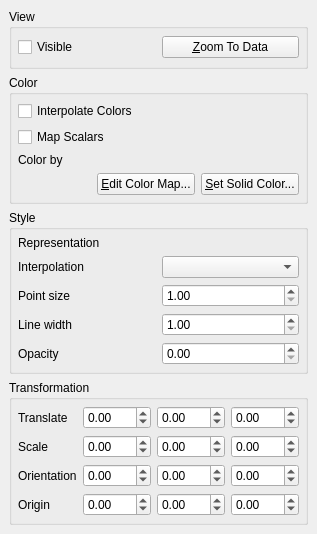
This is Qt/Components/Resources/UI/pqDisplayProxyEditor.ui in wildmichael/ParaView3-enhancements-old as Qt 5 draws it before an edit. The edited form follows.
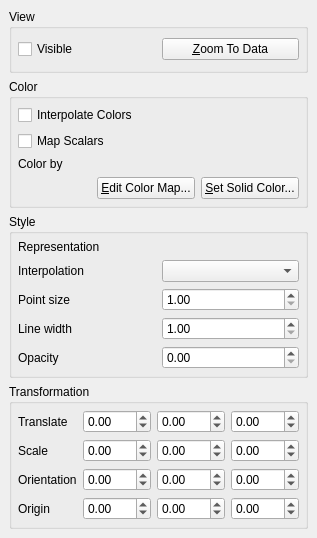
This is the edited form. Custom widgets are drawn as their Qt base class.

Commit message: ENH:  Some layout and spacing fixes to make things more compact.

Patch:
```diff
--- a/Qt/Components/Resources/UI/pqDisplayProxyEditor.ui
+++ b/Qt/Components/Resources/UI/pqDisplayProxyEditor.ui
@@ -8,8 +8,8 @@
    <rect>
     <x>0</x>
     <y>0</y>
-    <width>260</width>
-    <height>534</height>
+    <width>266</width>
+    <height>538</height>
    </rect>
   </property>
   <property name="windowTitle" >
@@ -105,6 +105,14 @@
           <property name="enabled" >
            <bool>true</bool>
           </property>
+          <property name="sizePolicy" >
+           <sizepolicy>
+            <hsizetype>1</hsizetype>
+            <vsizetype>0</vsizetype>
+            <horstretch>0</horstretch>
+            <verstretch>0</verstretch>
+           </sizepolicy>
+          </property>
           <property name="toolTip" >
            <string>&lt;html>&lt;head>&lt;meta name="qrichtext" content="1" />&lt;/head>&lt;body style=" white-space: pre-wrap; font-family:Sans Serif; font-size:9pt; font-weight:400; font-style:normal; text-decoration:none;">&lt;p style=" margin-top:0px; margin-bottom:0px; margin-left:0px; margin-right:0px; -qt-block-indent:0; text-indent:0px;">Edit the constant color for the geometry.&lt;/p>&lt;/body>&lt;/html></string>
           </property>
@@ -289,6 +297,14 @@
       </property>
       <item row="2" column="3" >
        <widget class="QDoubleSpinBox" name="OrientationZ" >
+        <property name="sizePolicy" >
+         <sizepolicy>
+          <hsizetype>5</hsizetype>
+          <vsizetype>0</vsizetype>
+          <horstretch>0</horstretch>
+          <verstretch>0</verstretch>
+         </sizepolicy>
+        </property>
         <property name="toolTip" >
          <string>&lt;html>&lt;head>&lt;meta name="qrichtext" content="1" />&lt;/head>&lt;body style=" white-space: pre-wrap; font-family:Sans Serif; font-size:9pt; font-weight:400; font-style:normal; text-decoration:none;">&lt;p style=" margin-top:0px; margin-bottom:0px; margin-left:0px; margin-right:0px; -qt-block-indent:0; text-indent:0px;">Orient the geometry relative to the dataset origin.&lt;/p>&lt;/body>&lt;/html></string>
         </property>
@@ -305,6 +321,14 @@
       </item>
       <item row="2" column="2" >
        <widget class="QDoubleSpinBox" name="OrientationY" >
+        <property name="sizePolicy" >
+         <sizepolicy>
+          <hsizetype>5</hsizetype>
+          <vsizetype>0</vsizetype>
+          <horstretch>0</horstretch>
+          <verstretch>0</verstretch>
+         </sizepolicy>
+        </property>
         <property name="toolTip" >
          <string>&lt;html>&lt;head>&lt;meta name="qrichtext" content="1" />&lt;/head>&lt;body style=" white-space: pre-wrap; font-family:Sans Serif; font-size:9pt; font-weight:400; font-style:normal; text-decoration:none;">&lt;p style=" margin-top:0px; margin-bottom:0px; margin-left:0px; margin-right:0px; -qt-block-indent:0; text-indent:0px;">Orient the geometry relative to the dataset origin.&lt;/p>&lt;/body>&lt;/html></string>
         </property>
@@ -342,6 +366,14 @@
       </item>
       <item row="3" column="3" >
        <widget class="QDoubleSpinBox" name="OriginZ" >
+        <property name="sizePolicy" >
+         <sizepolicy>
+          <hsizetype>5</hsizetype>
+          <vsizetype>0</vsizetype>
+          <horstretch>0</horstretch>
+          <verstretch>0</verstretch>
+         </sizepolicy>
+        </property>
         <property name="toolTip" >
          <string>&lt;html>&lt;head>&lt;meta name="qrichtext" content="1" />&lt;/head>&lt;body style=" white-space: pre-wrap; font-family:Sans Serif; font-size:9pt; font-weight:400; font-style:normal; text-decoration:none;">&lt;p style=" margin-top:0px; margin-bottom:0px; margin-left:0px; margin-right:0px; -qt-block-indent:0; text-indent:0px;">Set the origin point about which rotations take place.&lt;/p>&lt;/body>&lt;/html></string>
         </property>
@@ -358,6 +390,14 @@
       </item>
       <item row="0" column="1" >
        <widget class="QDoubleSpinBox" name="TranslateX" >
+        <property name="sizePolicy" >
+         <sizepolicy>
+          <hsizetype>5</hsizetype>
+          <vsizetype>0</vsizetype>
+          <horstretch>0</horstretch>
+          <verstretch>0</verstretch>
+         </sizepolicy>
+        </property>
         <property name="toolTip" >
          <string>&lt;html>&lt;head>&lt;meta name="qrichtext" content="1" />&lt;/head>&lt;body style=" white-space: pre-wrap; font-family:Sans Serif; font-size:9pt; font-weight:400; font-style:normal; text-decoration:none;">&lt;p style=" margin-top:0px; margin-bottom:0px; margin-left:0px; margin-right:0px; -qt-block-indent:0; text-indent:0px;">Translate the geometry relative to the dataset location.&lt;/p>&lt;/body>&lt;/html></string>
         </property>
@@ -381,6 +421,14 @@
       </item>
       <item row="1" column="3" >
        <widget class="QDoubleSpinBox" name="ScaleZ" >
+        <property name="sizePolicy" >
+         <sizepolicy>
+          <hsizetype>5</hsizetype>
+          <vsizetype>0</vsizetype>
+          <horstretch>0</horstretch>
+          <verstretch>0</verstretch>
+         </sizepolicy>
+        </property>
         <property name="toolTip" >
          <string>&lt;html>&lt;head>&lt;meta name="qrichtext" content="1" />&lt;/head>&lt;body style=" white-space: pre-wrap; font-family:Sans Serif; font-size:9pt; font-weight:400; font-style:normal; text-decoration:none;">&lt;p style=" margin-top:0px; margin-bottom:0px; margin-left:0px; margin-right:0px; -qt-block-indent:0; text-indent:0px;">Scale the geometry relative to the size of the dataset.&lt;/p>&lt;/body>&lt;/html></string>
         </property>
@@ -397,6 +445,14 @@
       </item>
       <item row="3" column="1" >
        <widget class="QDoubleSpinBox" name="OriginX" >
+        <property name="sizePolicy" >
+         <sizepolicy>
+          <hsizetype>5</hsizetype>
+          <vsizetype>0</vsizetype>
+          <horstretch>0</horstretch>
+          <verstretch>0</verstretch>
+         </sizepolicy>
+        </property>
         <property name="toolTip" >
          <string>&lt;html>&lt;head>&lt;meta name="qrichtext" content="1" />&lt;/head>&lt;body style=" white-space: pre-wrap; font-family:Sans Serif; font-size:9pt; font-weight:400; font-style:normal; text-decoration:none;">&lt;p style=" margin-top:0px; margin-bottom:0px; margin-left:0px; margin-right:0px; -qt-block-indent:0; text-indent:0px;">Set the origin point about which rotations take place.&lt;/p>&lt;/body>&lt;/html></string>
         </property>
@@ -413,6 +469,14 @@
       </item>
       <item row="0" column="3" >
        <widget class="QDoubleSpinBox" name="TranslateZ" >
+        <property name="sizePolicy" >
+         <sizepolicy>
+          <hsizetype>5</hsizetype>
+          <vsizetype>0</vsizetype>
+          <horstretch>0</horstretch>
+          <verstretch>0</verstretch>
+         </sizepolicy>
+        </property>
         <property name="toolTip" >
          <string>&lt;html>&lt;head>&lt;meta name="qrichtext" content="1" />&lt;/head>&lt;body style=" white-space: pre-wrap; font-family:Sans Serif; font-size:9pt; font-weight:400; font-style:normal; text-decoration:none;">&lt;p style=" margin-top:0px; margin-bottom:0px; margin-left:0px; margin-right:0px; -qt-block-indent:0; text-indent:0px;">Translate the geometry relative to the dataset location.&lt;/p>&lt;/body>&lt;/html></string>
         </property>
@@ -429,6 +493,14 @@
       </item>
       <item row="0" column="2" >
        <widget class="QDoubleSpinBox" name="TranslateY" >
+        <property name="sizePolicy" >
+         <sizepolicy>
+          <hsizetype>5</hsizetype>
+          <vsizetype>0</vsizetype>
+          <horstretch>0</horstretch>
+          <verstretch>0</verstretch>
+         </sizepolicy>
+        </property>
         <property name="toolTip" >
          <string>&lt;html>&lt;head>&lt;meta name="qrichtext" content="1" />&lt;/head>&lt;body style=" white-space: pre-wrap; font-family:Sans Serif; font-size:9pt; font-weight:400; font-style:normal; text-decoration:none;">&lt;p style=" margin-top:0px; margin-bottom:0px; margin-left:0px; margin-right:0px; -qt-block-indent:0; text-indent:0px;">Translate the geometry relative to the dataset location.&lt;/p>&lt;/body>&lt;/html></string>
         </property>
@@ -445,6 +517,14 @@
       </item>
       <item row="1" column="1" >
        <widget class="QDoubleSpinBox" name="ScaleX" >
+        <property name="sizePolicy" >
+         <sizepolicy>
+          <hsizetype>5</hsizetype>
+          <vsizetype>0</vsizetype>
+          <horstretch>0</horstretch>
+          <verstretch>0</verstretch>
+         </sizepolicy>
+        </property>
         <property name="toolTip" >
          <string>&lt;html>&lt;head>&lt;meta name="qrichtext" content="1" />&lt;/head>&lt;body style=" white-space: pre-wrap; font-family:Sans Serif; font-size:9pt; font-weight:400; font-style:normal; text-decoration:none;">&lt;p style=" margin-top:0px; margin-bottom:0px; margin-left:0px; margin-right:0px; -qt-block-indent:0; text-indent:0px;">Scale the geometry relative to the size of the dataset.&lt;/p>&lt;/body>&lt;/html></string>
         </property>
@@ -461,6 +541,14 @@
       </item>
       <item row="1" column="2" >
        <widget class="QDoubleSpinBox" name="ScaleY" >
+        <property name="sizePolicy" >
+         <sizepolicy>
+          <hsizetype>5</hsizetype>
+          <vsizetype>0</vsizetype>
+          <horstretch>0</horstretch>
+          <verstretch>0</verstretch>
+         </sizepolicy>
+        </property>
         <property name="toolTip" >
          <string>&lt;html>&lt;head>&lt;meta name="qrichtext" content="1" />&lt;/head>&lt;body style=" white-space: pre-wrap; font-family:Sans Serif; font-size:9pt; font-weight:400; font-style:normal; text-decoration:none;">&lt;p style=" margin-top:0px; margin-bottom:0px; margin-left:0px; margin-right:0px; -qt-block-indent:0; text-indent:0px;">Scale the geometry relative to the size of the dataset.&lt;/p>&lt;/body>&lt;/html></string>
         </property>
@@ -477,6 +565,14 @@
       </item>
       <item row="3" column="2" >
        <widget class="QDoubleSpinBox" name="OriginY" >
+        <property name="sizePolicy" >
+         <sizepolicy>
+          <hsizetype>5</hsizetype>
+          <vsizetype>0</vsizetype>
+          <horstretch>0</horstretch>
+          <verstretch>0</verstretch>
+         </sizepolicy>
+        </property>
         <property name="toolTip" >
          <string>&lt;html>&lt;head>&lt;meta name="qrichtext" content="1" />&lt;/head>&lt;body style=" white-space: pre-wrap; font-family:Sans Serif; font-size:9pt; font-weight:400; font-style:normal; text-decoration:none;">&lt;p style=" margin-top:0px; margin-bottom:0px; margin-left:0px; margin-right:0px; -qt-block-indent:0; text-indent:0px;">Set the origin point about which rotations take place.&lt;/p>&lt;/body>&lt;/html></string>
         </property>
@@ -493,6 +589,14 @@
       </item>
       <item row="2" column="1" >
        <widget class="QDoubleSpinBox" name="OrientationX" >
+        <property name="sizePolicy" >
+         <sizepolicy>
+          <hsizetype>5</hsizetype>
+          <vsizetype>0</vsizetype>
+          <horstretch>0</horstretch>
+          <verstretch>0</verstretch>
+         </sizepolicy>
+        </property>
         <property name="toolTip" >
          <string>&lt;html>&lt;head>&lt;meta name="qrichtext" content="1" />&lt;/head>&lt;body style=" white-space: pre-wrap; font-family:Sans Serif; font-size:9pt; font-weight:400; font-style:normal; text-decoration:none;">&lt;p style=" margin-top:0px; margin-bottom:0px; margin-left:0px; margin-right:0px; -qt-block-indent:0; text-indent:0px;">Orient the geometry relative to the dataset origin.&lt;/p>&lt;/body>&lt;/html></string>
         </property>
@@ -524,13 +628,6 @@
    <container>0</container>
    <pixmap></pixmap>
   </customwidget>
-  <customwidget>
-   <class>pqDisplayColorWidget</class>
-   <extends>QWidget</extends>
-   <header>pqDisplayColorWidget.h</header>
-   <container>0</container>
-   <pixmap></pixmap>
-  </customwidget>
   <customwidget>
    <class>pqColorChooserButton</class>
    <extends>QPushButton</extends>
@@ -538,6 +635,13 @@
    <container>0</container>
    <pixmap></pixmap>
   </customwidget>
+  <customwidget>
+   <class>pqDisplayColorWidget</class>
+   <extends>QWidget</extends>
+   <header>pqDisplayColorWidget.h</header>
+   <container>0</container>
+   <pixmap></pixmap>
+  </customwidget>
  </customwidgets>
  <tabstops>
   <tabstop>ViewData</tabstop>
```
Left out of the diff: 76 changed lines with no effect on the pictures. The commit also changes 3 other files.
